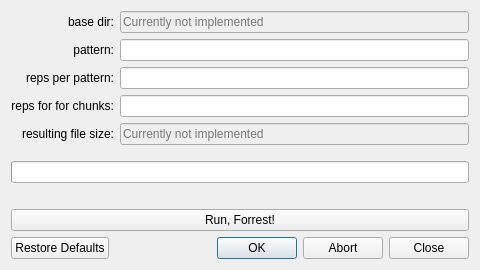
Qt form GroundSpace/frontend.ui (marcelpetrick/pythonCollection) before a commit.
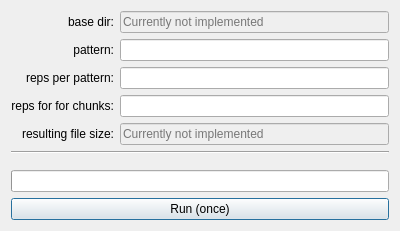
The same form after that commit.

Commit message: GroundSpace: fixed ui (removed dead elements); continued value-computation

The edit to the form file:
```diff
--- a/GroundSpace/frontend.ui
+++ b/GroundSpace/frontend.ui
@@ -6,8 +6,8 @@
    <rect>
     <x>0</x>
     <y>0</y>
-    <width>480</width>
-    <height>270</height>
+    <width>400</width>
+    <height>223</height>
    </rect>
   </property>
   <property name="windowTitle">
@@ -105,6 +105,13 @@
      </item>
     </layout>
    </item>
+   <item>
+    <widget class="Line" name="line">
+     <property name="orientation">
+      <enum>Qt::Horizontal</enum>
+     </property>
+    </widget>
+   </item>
    <item>
     <spacer name="verticalSpacer">
      <property name="orientation">
@@ -122,7 +129,11 @@
     </spacer>
    </item>
    <item>
-    <widget class="QProgressBar" name="progressBar"/>
+    <widget class="QProgressBar" name="progressBar">
+     <property name="alignment">
+      <set>Qt::AlignCenter</set>
+     </property>
+    </widget>
    </item>
    <item>
     <spacer name="verticalSpacer_2">
@@ -140,14 +151,7 @@
    <item>
     <widget class="QPushButton" name="runPB">
      <property name="text">
-      <string>Run, Forrest!</string>
-     </property>
-    </widget>
-   </item>
-   <item>
-    <widget class="QDialogButtonBox" name="buttonBox">
-     <property name="standardButtons">
-      <set>QDialogButtonBox::Abort|QDialogButtonBox::Close|QDialogButtonBox::Ok|QDialogButtonBox::RestoreDefaults</set>
+      <string>Run (once)</string>
      </property>
     </widget>
    </item>
```
The commit also changes 2 other files.
